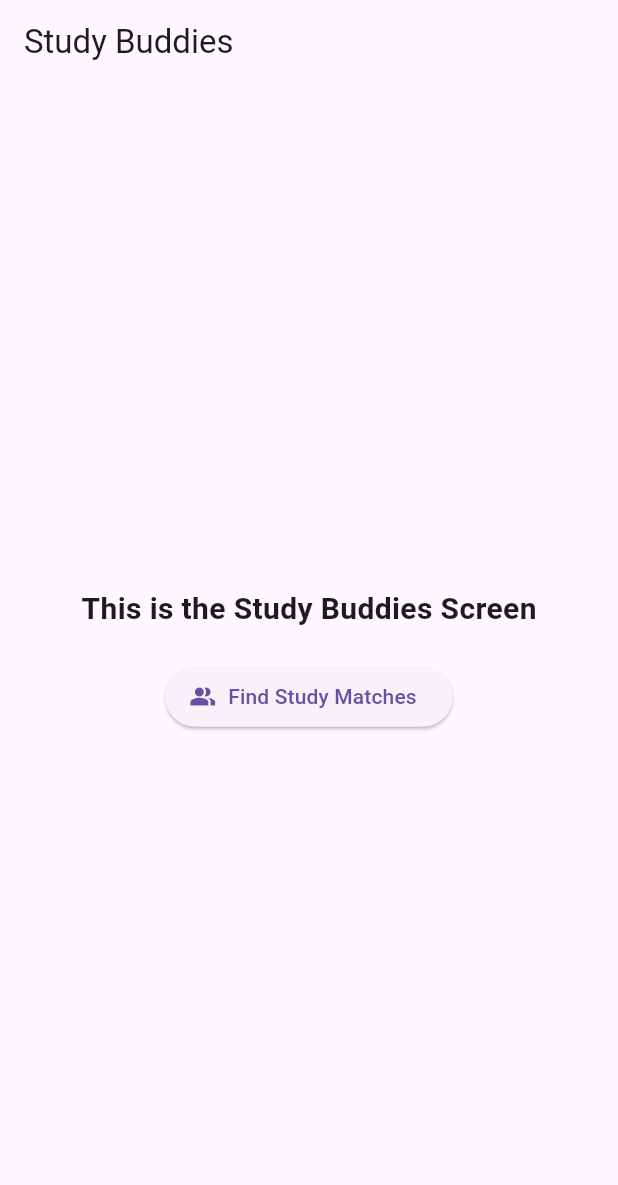
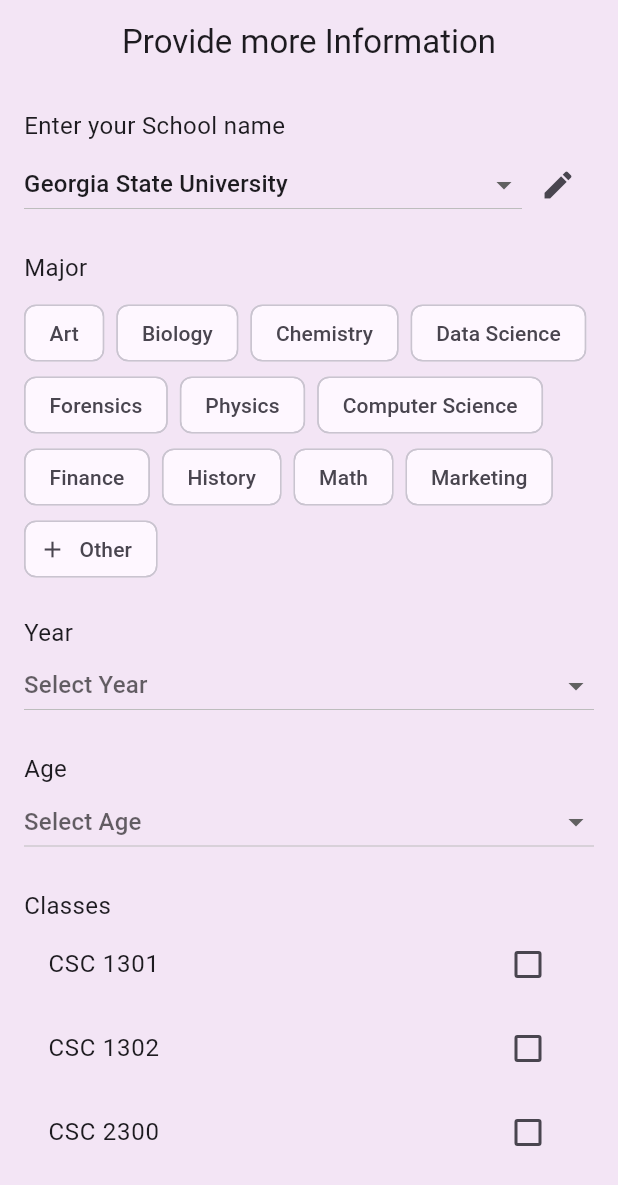
Before and after one commit to Ikran21/Study-Buddy-App, a Flutter app: the screen it shows after launch, on a phone screen of 412 x 824 dp. Shown: the top 1185 px of the screen. Run offline on Flutter 3.47's test engine with Material 3 defaults, Android fonts, the phone set to English and light mode, and no system bars.

Commit message:
Added a More About You screen

```diff
--- a/lib/main.dart
+++ b/lib/main.dart
@@ -5,6 +5,7 @@
 import 'screens/study_buddies_screen.dart';
 import 'screens/matchmaking_screen.dart';
 import 'test_api_call.dart';
+import 'screens/more_about_you_screen.dart';
 
 
 void main() {
@@ -20,7 +21,7 @@
       theme: ThemeData(
         primarySwatch: Colors.blue,
       ),
-      home: StudyBuddiesScreen(),
+      home: MoreAboutYouScreen(),
     );
   }
 }
--- /dev/null
+++ b/lib/screens/more_about_you_screen.dart
@@ -0,0 +1,273 @@
+import 'package:flutter/material.dart';
+
+class MoreAboutYouScreen extends StatefulWidget {
+  @override
+  _MoreAboutYouScreenState createState() => _MoreAboutYouScreenState();
+}
+
+class _MoreAboutYouScreenState extends State<MoreAboutYouScreen> {
+  String? selectedSchool = 'Georgia State University';
+  String? selectedYear;
+  int? selectedAge;
+
+  List<String> majors = [
+    "Art", "Biology", "Chemistry", "Data Science", "Forensics",
+    "Physics", "Computer Science", "Finance", "History", "Math",
+    "Marketing"
+  ];
+  List<String> selectedMajors = [];
+
+  List<String> availableClasses = ["CSC 1301", "CSC 1302", "CSC 2300"];
+  List<String> selectedClasses = [];
+
+  List<String> years = ["Freshman", "Sophomore", "Junior", "Senior"];
+  List<int> ages = List.generate(60, (index) => 18 + index);
+
+  List<String> interests = [
+    "Sports", "Games", "Dancing", "Music", "Reading", "Cooking", "Volunteering"
+  ];
+  List<String> selectedInterests = [];
+
+  final TextEditingController _customSchoolController = TextEditingController();
+  bool isCustomSchool = false;
+
+  @override
+  void dispose() {
+    _customSchoolController.dispose();
+    super.dispose();
+  }
+
+  @override
+  Widget build(BuildContext context) {
+    return Scaffold(
+      backgroundColor: Colors.purple[50],
+      appBar: AppBar(
+        backgroundColor: Colors.transparent,
+        elevation: 0,
+        title: Text("Provide more Information"),
+        centerTitle: true,
+      ),
+      body: Padding(
+        padding: const EdgeInsets.all(16.0),
+        child: SingleChildScrollView(
+          child: Column(
+            crossAxisAlignment: CrossAxisAlignment.start,
+            children: [
+              Text("Enter your School name", style: TextStyle(fontSize: 16)),
+              const SizedBox(height: 4),
+              isCustomSchool
+                  ? TextField(
+                      controller: _customSchoolController,
+                      decoration: InputDecoration(
+                        hintText: 'Enter School Name',
+                        suffixIcon: IconButton(
+                          icon: Icon(Icons.close),
+                          onPressed: () => setState(() => isCustomSchool = false),
+                        ),
+                      ),
+                    )
+                  : Row(
+                      children: [
+                        Expanded(
+                          child: DropdownButton<String>(
+                            isExpanded: true,
+                            value: selectedSchool,
+                            onChanged: (String? newValue) {
+                              setState(() {
+                                selectedSchool = newValue;
+                              });
+                            },
+                            items: <String>["Georgia State University"]
+                                .map<DropdownMenuItem<String>>((String value) {
+                              return DropdownMenuItem<String>(
+                                value: value,
+                                child: Text(value),
+                              );
+                            }).toList(),
+                          ),
+                        ),
+                        IconButton(
+                          icon: Icon(Icons.edit),
+                          onPressed: () => setState(() => isCustomSchool = true),
+                        )
+                      ],
+                    ),
+              const SizedBox(height: 20),
+              Text("Major", style: TextStyle(fontSize: 16)),
+              const SizedBox(height: 8),
+              Wrap(
+                spacing: 8,
+                children: [
+                  ...majors.map((major) => ChoiceChip(
+                        label: Text(major),
+                        selected: selectedMajors.contains(major),
+                        onSelected: (selected) {
+                          setState(() {
+                            if (selected) {
+                              selectedMajors.add(major);
+                            } else {
+                              selectedMajors.remove(major);
+                            }
+                          });
+                        },
+                      )),
+                  InputChip(
+                    label: Text("Other"),
+                    avatar: Icon(Icons.add),
+                    onPressed: () async {
+                      final customMajor = await showDialog<String>(
+                        context: context,
+                        builder: (context) {
+                          String input = '';
+                          return AlertDialog(
+                            title: Text('Enter Custom Major'),
+                            content: TextField(
+                              autofocus: true,
+                              onChanged: (value) => input = value,
+                              decoration: InputDecoration(hintText: "Type your major"),
+                            ),
+                            actions: [
+                              TextButton(
+                                onPressed: () => Navigator.pop(context),
+                                child: Text('Cancel'),
+                              ),
+                              ElevatedButton(
+                                onPressed: () => Navigator.pop(context, input),
+                                child: Text('Add'),
+                              ),
+                            ],
+                          );
+                        },
+                      );
+                      if (customMajor != null && customMajor.isNotEmpty) {
+                        setState(() {
+                          selectedMajors.add(customMajor);
+                        });
+                      }
+                    },
+                  ),
+                ],
+              ),
+              const SizedBox(height: 20),
+              Text("Year", style: TextStyle(fontSize: 16)),
+              DropdownButton<String>(
+                isExpanded: true,
+                value: selectedYear,
+                hint: Text("Select Year"),
+                onChanged: (value) => setState(() => selectedYear = value),
+                items: years.map((year) => DropdownMenuItem(
+                  value: year,
+                  child: Text(year),
+                )).toList(),
+              ),
+              const SizedBox(height: 20),
+              Text("Age", style: TextStyle(fontSize: 16)),
+              DropdownButton<int>(
+                isExpanded: true,
+                value: selectedAge,
+                hint: Text("Select Age"),
+                onChanged: (value) => setState(() => selectedAge = value),
+                items: ages.map((age) => DropdownMenuItem(
+                  value: age,
+                  child: Text(age.toString()),
+                )).toList(),
+              ),
+              const SizedBox(height: 20),
+              Text("Classes", style: TextStyle(fontSize: 16)),
+              ...availableClasses.map((className) => CheckboxListTile(
+                    title: Text(className),
+                    value: selectedClasses.contains(className),
+                    onChanged: (checked) {
+                      setState(() {
+                        if (checked == true) {
+                          selectedClasses.add(className);
+                        } else {
+                          selectedClasses.remove(className);
+                        }
+                      });
+                    },
+                  )),
+              const SizedBox(height: 20),
+              Text("Other Interests", style: TextStyle(fontSize: 16)),
+              Wrap(
+                spacing: 8,
+                children: [
+                  ...interests.map((interest) => ChoiceChip(
+                        label: Text(interest),
+                        selected: selectedInterests.contains(interest),
+                        onSelected: (selected) {
+                          setState(() {
+                            if (selected) {
+                              selectedInterests.add(interest);
+                            } else {
+                              selectedInterests.remove(interest);
+                            }
+                          });
+                        },
+                      )),
+                  InputChip(
+                    label: Text("Other"),
+                    avatar: Icon(Icons.add),
+                    onPressed: () async {
+                      final customInterest = await showDialog<String>(
+                        context: context,
+                        builder: (context) {
+                          String input = '';
+                          return AlertDialog(
+                            title: Text('Enter Custom Interest'),
+                            content: TextField(
+                              autofocus: true,
+                              onChanged: (value) => input = value,
+                              decoration: InputDecoration(hintText: "Type your interest"),
+                            ),
+                            actions: [
+                              TextButton(
+                                onPressed: () => Navigator.pop(context),
+                                child: Text('Cancel'),
+                              ),
+                              ElevatedButton(
+                                onPressed: () => Navigator.pop(context, input),
+                                child: Text('Add'),
+                              ),
+                            ],
+                          );
+                        },
+                      );
+                      if (customInterest != null && customInterest.isNotEmpty) {
+                        setState(() {
+                          selectedInterests.add(customInterest);
+                        });
+                      }
+                    },
+                  ),
+                ],
+              ),
+              const SizedBox(height: 30),
+              Center(
+                child: ElevatedButton(
+                  onPressed: () {
+                    print("School: ${isCustomSchool ? _customSchoolController.text : selectedSchool}");
+                    print("Majors: $selectedMajors");
+                    print("Year: $selectedYear");
+                    print("Age: $selectedAge");
+                    print("Classes: $selectedClasses");
+                    print("Interests: $selectedInterests");
+                  },
+                  child: Text("Continue"),
+                  style: ElevatedButton.styleFrom(
+                    backgroundColor: Colors.deepPurple,
+                    foregroundColor: Colors.white,
+                    minimumSize: Size(double.infinity, 48),
+                    shape: RoundedRectangleBorder(
+                      borderRadius: BorderRadius.circular(12),
+                    ),
+                  ),
+                ),
+              )
+            ],
+          ),
+        ),
+      ),
+    );
+  }
+}
```
